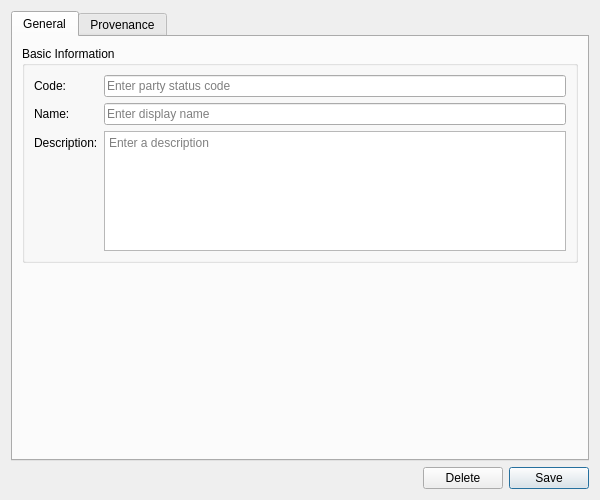
This is projects/ores.qt/ui/PartyStatusDetailDialog.ui in OreStudio/OreStudio as Qt 5 draws it before an edit. The edited form follows.
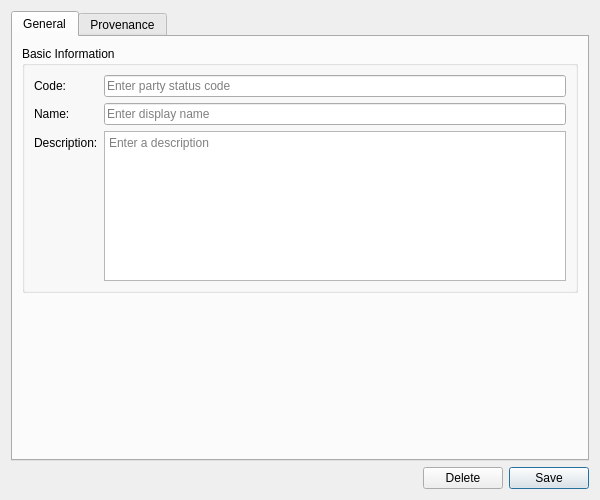
This is the edited form. Custom widgets are drawn as their Qt base class.

What changed in the file:
```diff
--- a/projects/ores.qt/ui/PartyStatusDetailDialog.ui
+++ b/projects/ores.qt/ui/PartyStatusDetailDialog.ui
@@ -74,7 +74,7 @@
            </widget>
           </item>
           <item row="2" column="1">
-           <widget class="QTextEdit" name="descriptionEdit">
+           <widget class="QPlainTextEdit" name="descriptionEdit">
             <property name="minimumSize">
              <size>
               <width>0</width>
@@ -84,7 +84,7 @@
             <property name="maximumSize">
              <size>
               <width>16777215</width>
-              <height>120</height>
+              <height>150</height>
              </size>
             </property>
             <property name="placeholderText">
```
